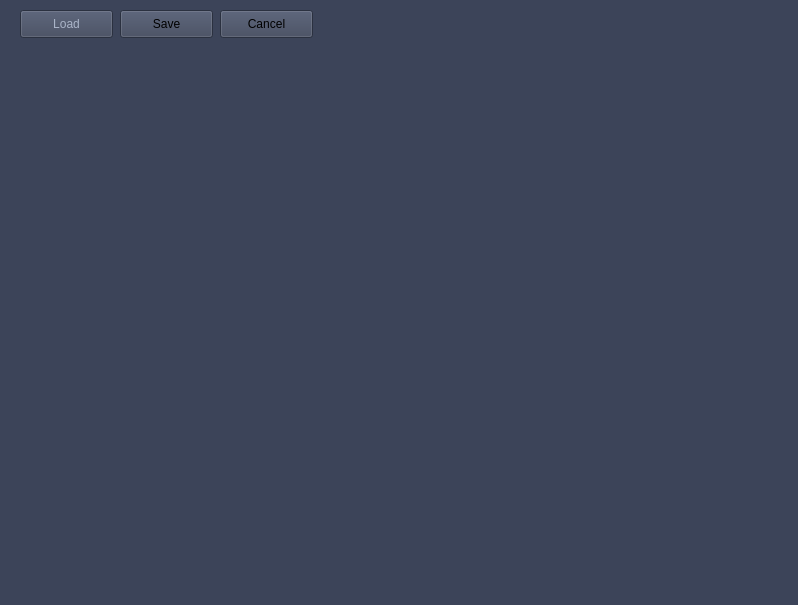
Above: picture_editor/mainwindow.ui from patricianagy/Szakdolgozat before the change. Below: the same form after it.
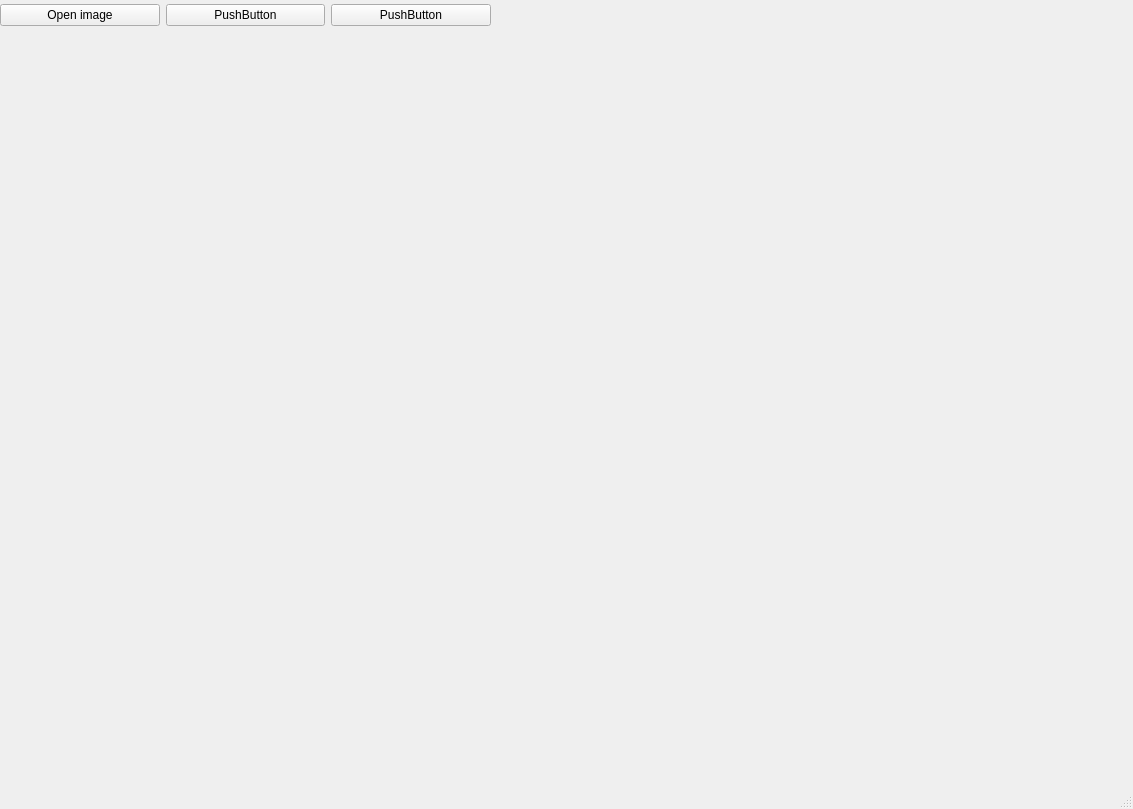
That is the form after the change.

```diff
--- a/picture_editor/mainwindow.ui
+++ b/picture_editor/mainwindow.ui
@@ -6,75 +6,59 @@
    <rect>
     <x>0</x>
     <y>0</y>
-    <width>798</width>
-    <height>605</height>
+    <width>1133</width>
+    <height>809</height>
    </rect>
   </property>
   <property name="windowTitle">
-   <string>Picture Editor</string>
-  </property>
-  <property name="styleSheet">
-   <string notr="true">background-color: rgb(60, 68, 89);</string>
+   <string>MainWindow</string>
   </property>
   <widget class="QWidget" name="centralwidget">
    <widget class="QLabel" name="imagePlace">
     <property name="geometry">
      <rect>
-      <x>20</x>
+      <x>40</x>
       <y>50</y>
-      <width>751</width>
-      <height>381</height>
+      <width>1051</width>
+      <height>591</height>
      </rect>
     </property>
     <property name="text">
      <string/>
     </property>
    </widget>
-   <widget class="QPushButton" name="loadButton">
+   <widget class="QWidget" name="horizontalLayoutWidget">
     <property name="geometry">
      <rect>
-      <x>20</x>
-      <y>10</y>
-      <width>93</width>
-      <height>28</height>
+      <x>0</x>
+      <y>0</y>
+      <width>491</width>
+      <height>31</height>
      </rect>
     </property>
-    <property name="styleSheet">
-     <string notr="true">background-color: rgb(60, 68, 89);
-color: rgb(170, 180, 200);</string>
-    </property>
-    <property name="text">
-     <string>Load</string>
-    </property>
-   </widget>
-   <widget class="QPushButton" name="saveButton">
-    <property name="geometry">
-     <rect>
-      <x>120</x>
-      <y>10</y>
-      <width>93</width>
-      <height>28</height>
-     </rect>
-    </property>
-    <property name="styleSheet">
-     <string notr="true">alternate-background-color: rgb(0, 0, 127);</string>
-    </property>
-    <property name="text">
-     <string>Save</string>
-    </property>
-   </widget>
-   <widget class="QPushButton" name="cancelButton">
-    <property name="geometry">
-     <rect>
-      <x>220</x>
-      <y>10</y>
-      <width>93</width>
-      <height>28</height>
-     </rect>
-    </property>
-    <property name="text">
-     <string>Cancel</string>
-    </property>
+    <layout class="QHBoxLayout" name="horizontalLayout">
+     <item>
+      <widget class="QPushButton" name="loadButton">
+       <property name="text">
+        <string>Open image</string>
+       </property>
+      </widget>
+     </item>
+     <item>
+      <widget class="QPushButton" name="pushButton_2">
+       <property name="text">
+        <string>PushButton</string>
+       </property>
+      </widget>
+     </item>
+     <item>
+      <widget class="QPushButton" name="pushButton">
+       <property name="text">
+        <string>PushButton</string>
+       </property>
+      </widget>
+     </item>
+    </layout>
    </widget>
   </widget>
   <widget class="QMenuBar" name="menubar">
```
Left out of the diff: 4 changed lines with no effect on the pictures.
